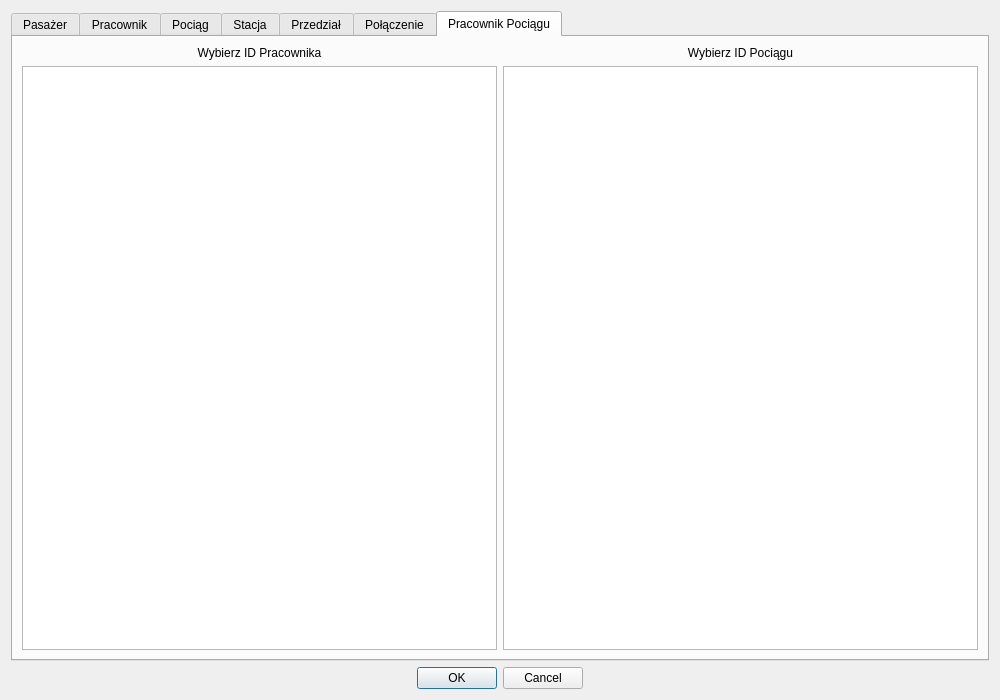
Old version of the form updatewindow.ui in the repository albixus/Oracle_Client.
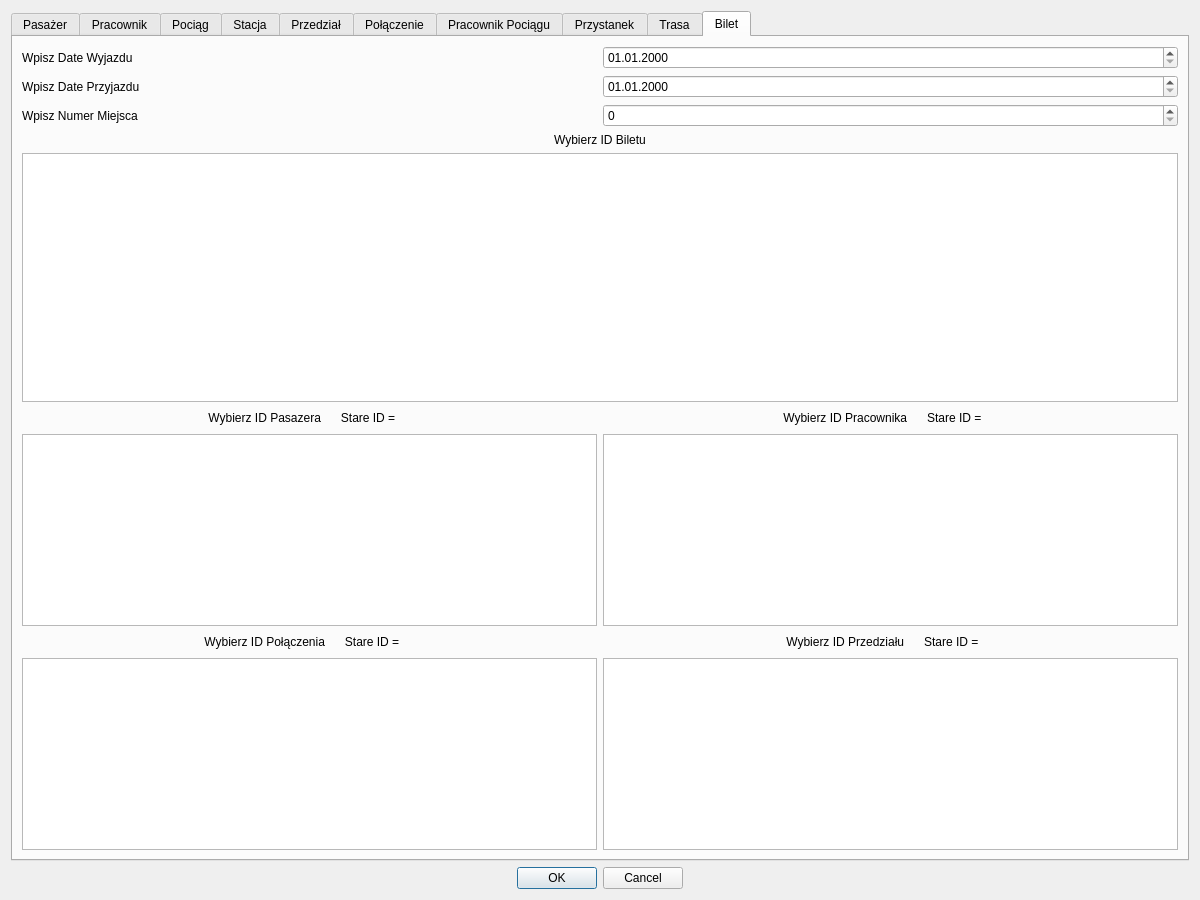
New version of the form.

Commit message: Updatewindow whole done, started working on deleteWindow

The edit to the form file:
```diff
--- a/updatewindow.ui
+++ b/updatewindow.ui
@@ -6,8 +6,8 @@
    <rect>
     <x>0</x>
     <y>0</y>
-    <width>1000</width>
-    <height>700</height>
+    <width>1200</width>
+    <height>900</height>
    </rect>
   </property>
   <property name="windowTitle">
@@ -19,7 +19,7 @@
      <item>
       <widget class="QTabWidget" name="tabWidget">
        <property name="currentIndex">
-        <number>6</number>
+        <number>9</number>
        </property>
        <widget class="QWidget" name="passenger_Tab">
         <attribute name="title">
@@ -539,6 +539,454 @@
          </item>
         </layout>
        </widget>
+       <widget class="QWidget" name="trainstop_tab">
+        <attribute name="title">
+         <string>Przystanek</string>
+        </attribute>
+        <layout class="QVBoxLayout" name="verticalLayout_11">
+         <item>
+          <layout class="QHBoxLayout" name="horizontalLayout_27">
+           <property name="rightMargin">
+            <number>22</number>
+           </property>
+           <item>
+            <layout class="QVBoxLayout" name="verticalLayout_17">
+             <property name="topMargin">
+              <number>0</number>
+             </property>
+             <item>
+              <widget class="QLabel" name="label_22">
+               <property name="text">
+                <string>Wybierz ID Połączenia</string>
+               </property>
+               <property name="alignment">
+                <set>Qt::AlignCenter</set>
+               </property>
+              </widget>
+             </item>
+             <item>
+              <widget class="QTableView" name="tableView_trainstop_connection"/>
+             </item>
+            </layout>
+           </item>
+           <item>
+            <layout class="QVBoxLayout" name="verticalLayout_18">
+             <property name="topMargin">
+              <number>0</number>
+             </property>
+             <item>
+              <widget class="QLabel" name="label_23">
+               <property name="text">
+                <string>Wybeirz ID Stacji</string>
+               </property>
+               <property name="alignment">
+                <set>Qt::AlignCenter</set>
+               </property>
+              </widget>
+             </item>
+             <item>
+              <widget class="QTableView" name="tableView_trainstop_station"/>
+             </item>
+            </layout>
+           </item>
+          </layout>
+         </item>
+        </layout>
+       </widget>
+       <widget class="QWidget" name="route_tab">
+        <attribute name="title">
+         <string>Trasa</string>
+        </attribute>
+        <layout class="QHBoxLayout" name="horizontalLayout_29">
+         <item>
+          <layout class="QHBoxLayout" name="horizontalLayout_28">
+           <property name="rightMargin">
+            <number>22</number>
+           </property>
+           <item>
+            <layout class="QVBoxLayout" name="verticalLayout_19">
+             <property name="topMargin">
+              <number>0</number>
+             </property>
+             <item>
+              <widget class="QLabel" name="label_24">
+               <property name="text">
+                <string>Wybierz ID Połączenia</string>
+               </property>
+               <property name="alignment">
+                <set>Qt::AlignCenter</set>
+               </property>
+              </widget>
+             </item>
+             <item>
+              <widget class="QTableView" name="tableView_route_connection"/>
+             </item>
+            </layout>
+           </item>
+           <item>
+            <layout class="QVBoxLayout" name="verticalLayout_20">
+             <property name="topMargin">
+              <number>0</number>
+             </property>
+             <item>
+              <widget class="QLabel" name="label_25">
+               <property name="text">
+                <string>Wybierz ID Pociągu</string>
+               </property>
+               <property name="alignment">
+                <set>Qt::AlignCenter</set>
+               </property>
+              </widget>
+             </item>
+             <item>
+              <widget class="QTableView" name="tableView_route_train"/>
+             </item>
+            </layout>
+           </item>
+          </layout>
+         </item>
+        </layout>
+       </widget>
+       <widget class="QWidget" name="ticket_tab">
+        <attribute name="title">
+         <string>Bilet</string>
+        </attribute>
+        <layout class="QVBoxLayout" name="verticalLayout_22">
+         <item>
+          <layout class="QVBoxLayout" name="verticalLayout_21">
+           <property name="bottomMargin">
+            <number>0</number>
+           </property>
+           <item>
+            <layout class="QHBoxLayout" name="horizontalLayout_30">
+             <property name="topMargin">
+              <number>0</number>
+             </property>
+             <item>
+              <widget class="QLabel" name="label_26">
+               <property name="text">
+                <string>Wpisz Date Wyjazdu</string>
+               </property>
+              </widget>
+             </item>
+             <item>
+              <widget class="QDateEdit" name="dateEdit_ticket_departure">
+               <property name="displayFormat">
+                <string>dd.MM.yyyy</string>
+               </property>
+              </widget>
+             </item>
+            </layout>
+           </item>
+           <item>
+            <layout class="QHBoxLayout" name="horizontalLayout_31">
+             <property name="topMargin">
+              <number>0</number>
+             </property>
+             <item>
+              <widget class="QLabel" name="label_27">
+               <property name="text">
+                <string>Wpisz Date Przyjazdu</string>
+               </property>
+              </widget>
+             </item>
+             <item>
+              <widget class="QDateEdit" name="dateEdit_ticket_arrival">
+               <property name="displayFormat">
+                <string>dd.MM.yyyy</string>
+               </property>
+              </widget>
+             </item>
+            </layout>
+           </item>
+           <item>
+            <layout class="QHBoxLayout" name="horizontalLayout_32">
+             <property name="topMargin">
+              <number>0</number>
+             </property>
+             <item>
+              <widget class="QLabel" name="label_28">
+               <property name="text">
+                <string>Wpisz Numer Miejsca</string>
+               </property>
+              </widget>
+             </item>
+             <item>
+              <widget class="QSpinBox" name="spinBox_ticket_seat"/>
+             </item>
+            </layout>
+           </item>
+          </layout>
+         </item>
+         <item>
+          <layout class="QVBoxLayout" name="verticalLayout_29">
+           <property name="topMargin">
+            <number>0</number>
+           </property>
+           <item>
+            <widget class="QLabel" name="label_35">
+             <property name="text">
+              <string>Wybierz ID Biletu</string>
+             </property>
+             <property name="alignment">
+              <set>Qt::AlignCenter</set>
+             </property>
+            </widget>
+           </item>
+           <item>
+            <widget class="QTableView" name="tableView_ticket"/>
+           </item>
+           <item>
+            <layout class="QGridLayout" name="gridLayout">
+             <property name="topMargin">
+              <number>0</number>
+             </property>
+             <item row="1" column="0">
+              <layout class="QVBoxLayout" name="verticalLayout_25">
+               <property name="topMargin">
+                <number>0</number>
+               </property>
+               <item>
+                <layout class="QHBoxLayout" name="horizontalLayout_35">
+                 <property name="bottomMargin">
+                  <number>0</number>
+                 </property>
+                 <item>
+                  <spacer name="horizontalSpacer_5">
+                   <property name="orientation">
+                    <enum>Qt::Horizontal</enum>
+                   </property>
+                   <property name="sizeHint" stdset="0">
+                    <size>
+                     <width>40</width>
+                     <height>20</height>
+                    </size>
+                   </property>
+                  </spacer>
+                 </item>
+                 <item>
+                  <widget class="QLabel" name="label_37">
+                   <property name="text">
+                    <string>Wybierz ID Połączenia      Stare ID = </string>
+                   </property>
+                   <property name="alignment">
+                    <set>Qt::AlignCenter</set>
+                   </property>
+                  </widget>
+                 </item>
+                 <item>
+                  <widget class="QLabel" name="label_id_connection">
+                   <property name="text">
+                    <string/>
+                   </property>
+                  </widget>
+                 </item>
+                 <item>
+                  <spacer name="horizontalSpacer_6">
+                   <property name="orientation">
+                    <enum>Qt::Horizontal</enum>
+                   </property>
+                   <property name="sizeHint" stdset="0">
+                    <size>
+                     <width>40</width>
+                     <height>20</height>
+                    </size>
+                   </property>
+                  </spacer>
+                 </item>
+                </layout>
+               </item>
+               <item>
+                <widget class="QTableView" name="tableView_ticket_connection"/>
+               </item>
+              </layout>
+             </item>
+             <item row="0" column="0">
+              <layout class="QVBoxLayout" name="verticalLayout_26">
+               <property name="topMargin">
+                <number>0</number>
+               </property>
+               <item>
+                <layout class="QHBoxLayout" name="horizontalLayout_33">
+                 <property name="bottomMargin">
+                  <number>0</number>
+                 </property>
+                 <item>
+                  <spacer name="horizontalSpacer">
+                   <property name="orientation">
+                    <enum>Qt::Horizontal</enum>
+                   </property>
+                   <property name="sizeHint" stdset="0">
+                    <size>
+                     <width>40</width>
+                     <height>20</height>
+                    </size>
+                   </property>
+                  </spacer>
+                 </item>
+                 <item>
+                  <widget class="QLabel" name="label_32">
+                   <property name="text">
+                    <string>Wybierz ID Pasazera      Stare ID = </string>
+                   </property>
+                   <property name="alignment">
+                    <set>Qt::AlignCenter</set>
+                   </property>
+                  </widget>
+                 </item>
+                 <item>
+                  <widget class="QLabel" name="label_id_passenger">
+                   <property name="text">
+                    <string/>
+                   </property>
+                  </widget>
+                 </item>
+                 <item>
+                  <spacer name="horizontalSpacer_2">
+                   <property name="orientation">
+                    <enum>Qt::Horizontal</enum>
+                   </property>
+                   <property name="sizeHint" stdset="0">
+                    <size>
+                     <width>40</width>
+                     <height>20</height>
+                    </size>
+                   </property>
+                  </spacer>
+                 </item>
+                </layout>
+               </item>
+               <item>
+                <widget class="QTableView" name="tableView_ticket_passenger"/>
+               </item>
+              </layout>
+             </item>
+             <item row="0" column="1">
+              <layout class="QVBoxLayout" name="verticalLayout_27">
+               <property name="topMargin">
+                <number>0</number>
+               </property>
+               <item>
+                <layout class="QHBoxLayout" name="horizontalLayout_34">
+                 <property name="bottomMargin">
+                  <number>0</number>
+                 </property>
+                 <item>
+                  <spacer name="horizontalSpacer_3">
+                   <property name="orientation">
+                    <enum>Qt::Horizontal</enum>
+                   </property>
+                   <property name="sizeHint" stdset="0">
+                    <size>
+                     <width>40</width>
+                     <height>20</height>
+                    </size>
+                   </property>
+                  </spacer>
+                 </item>
+                 <item>
+                  <widget class="QLabel" name="label_36">
+                   <property name="text">
+                    <string>Wybierz ID Pracownika      Stare ID = </string>
+                   </property>
+                   <property name="alignment">
+                    <set>Qt::AlignCenter</set>
+                   </property>
+                  </widget>
+                 </item>
+                 <item>
+                  <widget class="QLabel" name="label_id_worker">
+                   <property name="text">
+                    <string/>
+                   </property>
+                  </widget>
+                 </item>
+                 <item>
+                  <spacer name="horizontalSpacer_4">
+                   <property name="orientation">
+                    <enum>Qt::Horizontal</enum>
+                   </property>
+                   <property name="sizeHint" stdset="0">
+                    <size>
+                     <width>40</width>
+                     <height>20</height>
+                    </size>
+                   </property>
+                  </spacer>
+                 </item>
+                </layout>
+               </item>
+               <item>
+                <widget class="QTableView" name="tableView_ticket_worker"/>
+               </item>
+              </layout>
+             </item>
+             <item row="1" column="1">
+              <layout class="QVBoxLayout" name="verticalLayout_28">
+               <property name="topMargin">
+                <number>0</number>
+               </property>
+               <item>
+                <layout class="QHBoxLayout" name="horizontalLayout_36">
+                 <property name="bottomMargin">
+                  <number>0</number>
+                 </property>
+                 <item>
+                  <spacer name="horizontalSpacer_7">
+                   <property name="orientation">
+                    <enum>Qt::Horizontal</enum>
+                   </property>
+                   <property name="sizeHint" stdset="0">
+                    <size>
+                     <width>40</width>
+                     <height>20</height>
+                    </size>
+                   </property>
+                  </spacer>
+                 </item>
+                 <item>
+                  <widget class="QLabel" name="label_38">
+                   <property name="text">
+                    <string>Wybierz ID Przedziału      Stare ID = </string>
+                   </property>
+                   <property name="alignment">
+                    <set>Qt::AlignCenter</set>
+                   </property>
+                  </widget>
+                 </item>
+                 <item>
+                  <widget class="QLabel" name="label_id_compartment">
+                   <property name="text">
+                    <string/>
+                   </property>
+                  </widget>
+                 </item>
+                 <item>
+                  <spacer name="horizontalSpacer_8">
+                   <property name="orientation">
+                    <enum>Qt::Horizontal</enum>
+                   </property>
+                   <property name="sizeHint" stdset="0">
+                    <size>
+                     <width>40</width>
+                     <height>20</height>
+                    </size>
+                   </property>
+                  </spacer>
+                 </item>
+                </layout>
+               </item>
+               <item>
+                <widget class="QTableView" name="tableView_ticket_compartment"/>
+               </item>
+              </layout>
+             </item>
+            </layout>
+           </item>
+          </layout>
+         </item>
+        </layout>
+       </widget>
       </widget>
      </item>
     </layout>
```
Left out of the diff: 2 changed lines with no effect on the pictures. The commit also changes 10 other files.
